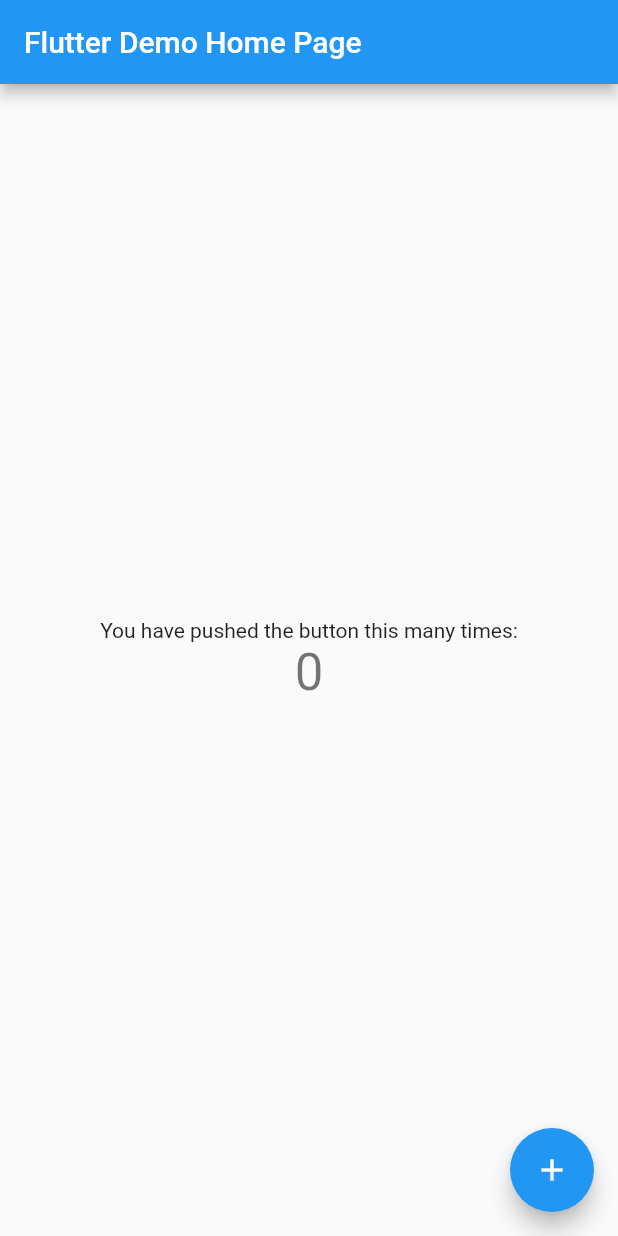
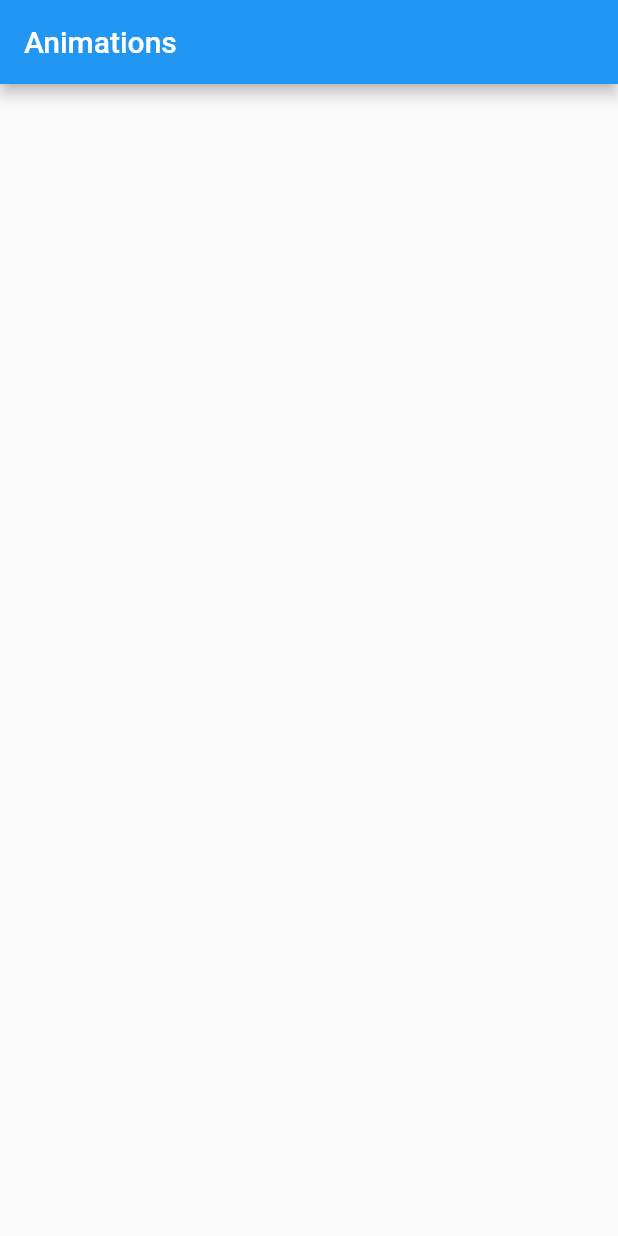
Before and after one commit to infraboy/Flutter-Practice, a Flutter app: the screen it shows after launch, on a phone screen of 412 x 824 dp. Run offline on Flutter 3.47's test engine with Material 2 defaults, Android fonts, the light colour scheme and no system bars.

Commit message:
added scaffold

```diff
--- a/animations/lib/main.dart
+++ b/animations/lib/main.dart
@@ -1,115 +1,7 @@
+import 'package:animations/pages/home.dart';
 import 'package:flutter/material.dart';
 
-void main() {
-  runApp(const MyApp());
-}
-
-class MyApp extends StatelessWidget {
-  const MyApp({Key? key}) : super(key: key);
-
-  // This widget is the root of your application.
-  @override
-  Widget build(BuildContext context) {
-    return MaterialApp(
-      title: 'Flutter Demo',
-      theme: ThemeData(
-        // This is the theme of your application.
-        //
-        // Try running your application with "flutter run". You'll see the
-        // application has a blue toolbar. Then, without quitting the app, try
-        // changing the primarySwatch below to Colors.green and then invoke
-        // "hot reload" (press "r" in the console where you ran "flutter run",
-        // or simply save your changes to "hot reload" in a Flutter IDE).
-        // Notice that the counter didn't reset back to zero; the application
-        // is not restarted.
-        primarySwatch: Colors.blue,
-      ),
-      home: const MyHomePage(title: 'Flutter Demo Home Page'),
-    );
-  }
-}
-
-class MyHomePage extends StatefulWidget {
-  const MyHomePage({Key? key, required this.title}) : super(key: key);
-
-  // This widget is the home page of your application. It is stateful, meaning
-  // that it has a State object (defined below) that contains fields that affect
-  // how it looks.
-
-  // This class is the configuration for the state. It holds the values (in this
-  // case the title) provided by the parent (in this case the App widget) and
-  // used by the build method of the State. Fields in a Widget subclass are
-  // always marked "final".
-
-  final String title;
-
-  @override
-  State<MyHomePage> createState() => _MyHomePageState();
-}
-
-class _MyHomePageState extends State<MyHomePage> {
-  int _counter = 0;
-
-  void _incrementCounter() {
-    setState(() {
-      // This call to setState tells the Flutter framework that something has
-      // changed in this State, which causes it to rerun the build method below
-      // so that the display can reflect the updated values. If we changed
-      // _counter without calling setState(), then the build method would not be
-      // called again, and so nothing would appear to happen.
-      _counter++;
-    });
-  }
-
-  @override
-  Widget build(BuildContext context) {
-    // This method is rerun every time setState is called, for instance as done
-    // by the _incrementCounter method above.
-    //
-    // The Flutter framework has been optimized to make rerunning build methods
-    // fast, so that you can just rebuild anything that needs updating rather
-    // than having to individually change instances of widgets.
-    return Scaffold(
-      appBar: AppBar(
-        // Here we take the value from the MyHomePage object that was created by
-        // the App.build method, and use it to set our appbar title.
-        title: Text(widget.title),
-      ),
-      body: Center(
-        // Center is a layout widget. It takes a single child and positions it
-        // in the middle of the parent.
-        child: Column(
-          // Column is also a layout widget. It takes a list of children and
-          // arranges them vertically. By default, it sizes itself to fit its
-          // children horizontally, and tries to be as tall as its parent.
-          //
-          // Invoke "debug painting" (press "p" in the console, choose the
-          // "Toggle Debug Paint" action from the Flutter Inspector in Android
-          // Studio, or the "Toggle Debug Paint" command in Visual Studio Code)
-          // to see the wireframe for each widget.
-          //
-          // Column has various properties to control how it sizes itself and
-          // how it positions its children. Here we use mainAxisAlignment to
-          // center the children vertically; the main axis here is the vertical
-          // axis because Columns are vertical (the cross axis would be
-          // horizontal).
-          mainAxisAlignment: MainAxisAlignment.center,
-          children: <Widget>[
-            const Text(
-              'You have pushed the button this many times:',
-            ),
-            Text(
-              '$_counter',
-              style: Theme.of(context).textTheme.headline4,
-            ),
-          ],
-        ),
-      ),
-      floatingActionButton: FloatingActionButton(
-        onPressed: _incrementCounter,
-        tooltip: 'Increment',
-        child: const Icon(Icons.add),
-      ), // This trailing comma makes auto-formatting nicer for build methods.
-    );
-  }
-}
+void main() => runApp(const MaterialApp(
+  title: "Animations",
+  home: Home(),
+));
--- /dev/null
+++ b/animations/lib/pages/home.dart
@@ -0,0 +1,16 @@
+import 'package:flutter/material.dart';
+import 'package:flutter/src/foundation/key.dart';
+import 'package:flutter/src/widgets/framework.dart';
+
+class Home extends StatelessWidget {
+  const Home({Key? key}) : super(key: key);
+
+  @override
+  Widget build(BuildContext context) {
+    return Scaffold(
+      appBar: AppBar(
+        title: const Text("Animations"),
+      ),
+    );
+  }
+}
```
Also changed, not shown: 1 other file.
